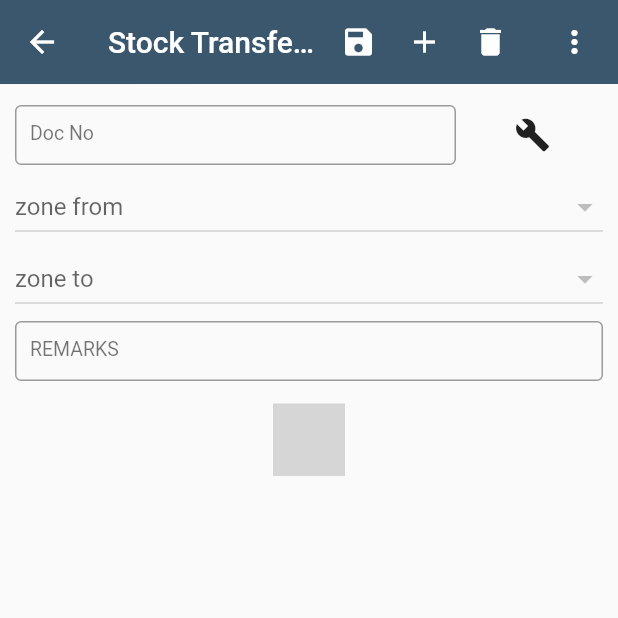
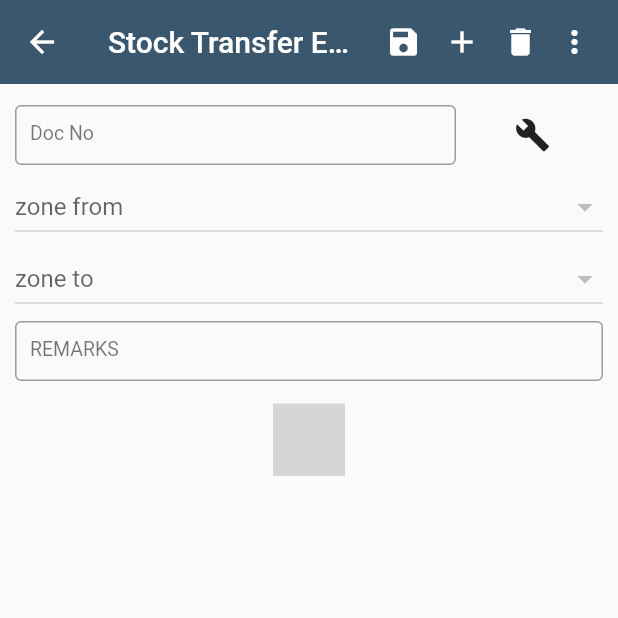
Before and after one commit to Exactus-India/AwareVanSales, a Flutter app: the StocktransferEntry screen opened by its route, on a phone screen of 412 x 824 dp, the top half of it. Run offline on Flutter 3.47's test engine with Material 2 defaults, Android fonts, the phone set to English and light mode, and no system bars; our stand-ins replace fluttertoast, open_file, pdf, printing; missing offline and left inert: custom_datatable, ext_storage; network calls fail; grey boxes are pictures that could not be loaded.

Commit message:
modified appbar

```diff
--- a/lib/pages/wm_mb_stock_transfer_entry.dart
+++ b/lib/pages/wm_mb_stock_transfer_entry.dart
@@ -180,7 +180,7 @@ class _StocktransferEntryState extends State<StocktransferEntry> {
                     });
                   },
                   child: Icon(Icons.save)),
-            SizedBox(width: 20.0),
+            SizedBox(width: 15.0),
             if (editing == true)
               GestureDetector(
                   onTap: () {
@@ -193,7 +193,7 @@ class _StocktransferEntryState extends State<StocktransferEntry> {
                     });
                   },
                   child: Icon(Icons.add)),
-            SizedBox(width: 20.0),
+            SizedBox(width: 15.0),
             if (editing == true)
               GestureDetector(
                   onTap: () {
@@ -212,7 +212,6 @@ class _StocktransferEntryState extends State<StocktransferEntry> {
                       });
                   },
                   child: Icon(Icons.delete)),
-            SizedBox(width: 20.0),
             PopupMenuButton<String>(
               onSelected: choiceAction,
               itemBuilder: (BuildContext context) {
```
